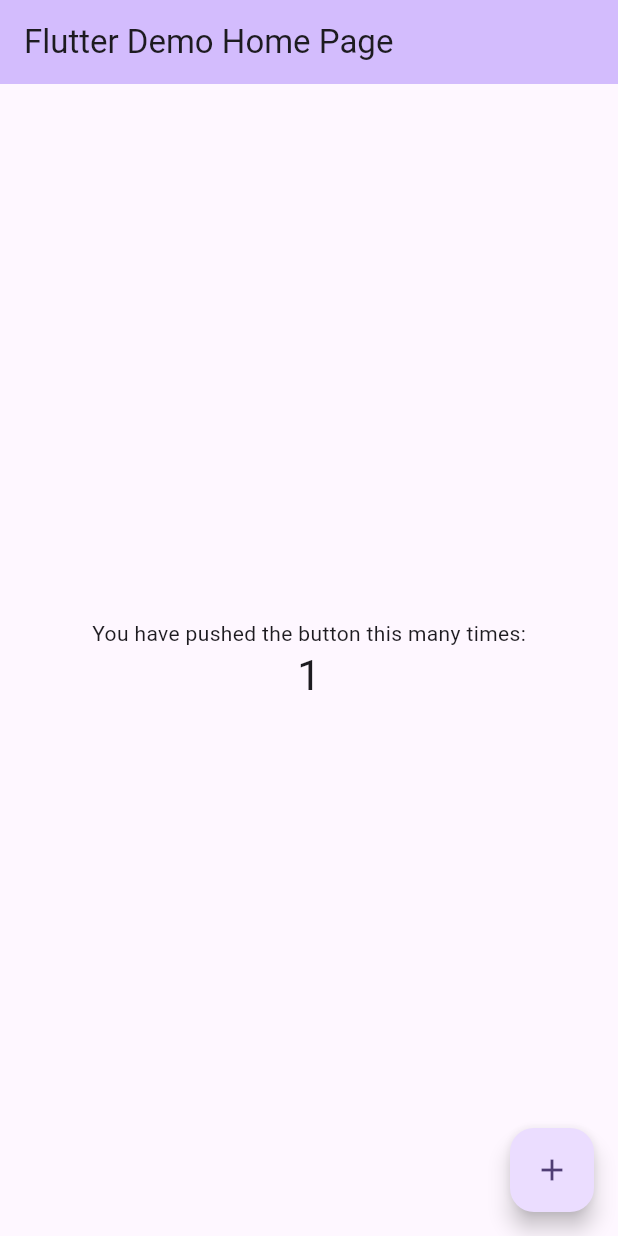
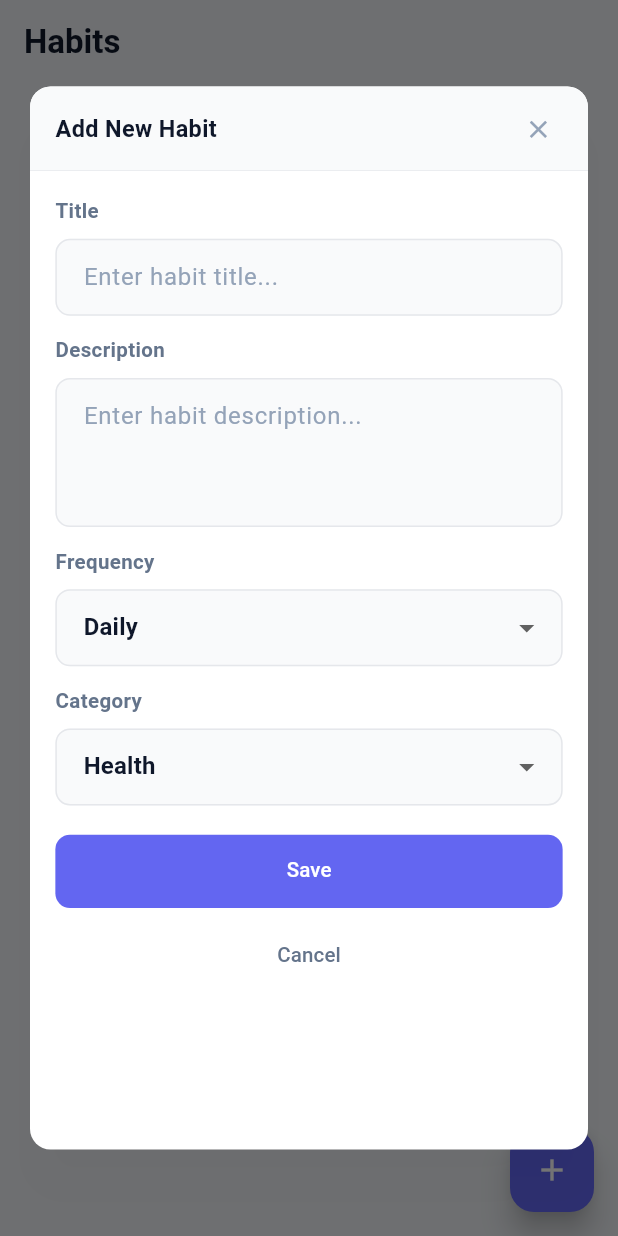
Before and after one commit to AbdulQaharRahmani/HabitTracker, a Flutter app: the screen it shows after launch, after a tap on the "add" icon, on a phone screen of 412 x 824 dp. Run offline on Flutter 3.47's test engine with Material 3 defaults, Android fonts, the phone set to English and light mode, and no system bars; our stand-ins replace flutter_screenutil.

Commit message:
#15 Add_Habit_Feature_Implementation ui designed

```diff
--- /dev/null
+++ b/mobile/lib/app/app_theme.dart
@@ -0,0 +1,205 @@
+import 'package:flutter/material.dart';
+
+class AppTheme {
+
+  /* -------------------------------------------------------------------------- */
+  /*                                Base Colors                                 */
+  /* -------------------------------------------------------------------------- */
+
+  /// App background
+  static const Color background = Color(0xFFEFF2F6);
+
+  /// Cards, sheets, tiles
+  static const Color surface = Color(0xFFFFFFFF);
+
+  /// TextFields, search bars
+  static const Color inputBackground = Color(0xFFF9FAFB);
+
+  /// Primary brand color
+  static const Color primary = Color(0xFF6366F1);
+
+  /// Borders & dividers
+  static const Color border = Color(0xFFE5E7EB);
+
+  /// Shadows (cards, FAB)
+  static const Color shadow = Color(0x14000000);
+
+  /* -------------------------------------------------------------------------- */
+  /*                                 Text Colors                                 */
+  /* -------------------------------------------------------------------------- */
+
+  static const Color textPrimary = Color(0xFF0F172A);
+  static const Color textSecondary = Color(0xFF64748B);
+  static const Color textMuted = Color(0xFF94A3B8);
+  static const Color textWhite = Color(0xFFFFFFFF);
+
+  /* -------------------------------------------------------------------------- */
+  /*                              Status & States                                */
+  /* -------------------------------------------------------------------------- */
+
+  static const Color success = Color(0xFF22C55E);
+  static const Color successBackground = Color(0xFFDCFCE7);
+
+  static const Color warning = Color(0xFFF59E0B);
+  static const Color warningBackground = Color(0xFFFFEDD5);
+
+  static const Color error = Color(0xFFEF4444);
+
+  static const Color pendingIcon = Color(0xFFF97316);
+
+  /* -------------------------------------------------------------------------- */
+  /*                                Category Chips                               */
+  /* -------------------------------------------------------------------------- */
+
+  static const Color healthBackground = Color(0xFFE0F2FE);
+  static const Color healthText = Color(0xFF0284C7);
+
+  static const Color learningBackground = Color(0xFFF3E8FF);
+  static const Color learningText = Color(0xFF7C3AED);
+
+  static const Color fitnessBackground = Color(0xFFFFF7ED);
+  static const Color fitnessText = Color(0xFFEA580C);
+
+  static const Color productivityBackground = Color(0xFFE0E7FF);
+  static const Color productivityText = Color(0xFF3730A3);
+
+  static const Color creativityBackground = Color(0xFFFEF3C7);
+  static const Color creativityText = Color(0xFFB45309);
+
+  static const Color mindfulnessBackground = Color(0xFFE5E7EB);
+  static const Color mindfulnessText = Color(0xFF475569);
+
+  /* -------------------------------------------------------------------------- */
+  /*                              Charts & Statistics                             */
+  /* -------------------------------------------------------------------------- */
+
+  static const Color chartLine = primary;
+  static const Color chartFillTop = Color(0x406366F1);
+  static const Color chartFillBottom = Color(0x006366F1);
+  static const Color chartGrid = border;
+  static const Color chartTooltipBackground = textPrimary;
+
+  /* -------------------------------------------------------------------------- */
+  /*                              Heatmap (Consistency)                           */
+  /* -------------------------------------------------------------------------- */
+
+  static const Color heatEmpty = Color(0xFFF1F5F9);
+  static const Color heatLow = Color(0xFFE0E7FF);
+  static const Color heatMedium = Color(0xFFA5B4FC);
+  static const Color heatHigh = primary;
+
+  /* -------------------------------------------------------------------------- */
+  /*                                Progress Bars                                 */
+  /* -------------------------------------------------------------------------- */
+
+  static const Color progressTrack = border;
+  static const Color progressFill = primary;
+
+  /* -------------------------------------------------------------------------- */
+  /*                                Chips & Filters                                */
+  /* -------------------------------------------------------------------------- */
+
+  static const Color filterActiveBackground = primary;
+  static const Color filterActiveText = textWhite;
+  static const Color filterInactiveBackground = surface;
+  static const Color filterInactiveText = textSecondary;
+
+  /* -------------------------------------------------------------------------- */
+  /*                              Calendar / Date Picker                           */
+  /* -------------------------------------------------------------------------- */
+
+  static const Color calendarActiveBackground = primary;
+  static const Color calendarInactiveBackground = surface;
+
+  /* -------------------------------------------------------------------------- */
+  /*                                 Floating Button                               */
+  /* -------------------------------------------------------------------------- */
+
+  static const Color fabBackground = primary;
+  static const Color fabIcon = textWhite;
+  static const Color fabShadow = Color(0x506366F1);
+
+  /* -------------------------------------------------------------------------- */
+  /*                                   Theme Data                                  */
+  /* -------------------------------------------------------------------------- */
+
+  static ThemeData lightTheme = ThemeData(
+    useMaterial3: true,
+    scaffoldBackgroundColor: background,
+    primaryColor: primary,
+
+    colorScheme: const ColorScheme.light(
+      primary: primary,
+      surface: surface,
+      error: error,
+    ),
+
+    appBarTheme: const AppBarTheme(
+      backgroundColor: background,
+      elevation: 0,
+      foregroundColor: textPrimary,
+      centerTitle: false,
+    ),
+
+    cardColor: surface,
+    dividerColor: border,
+
+    inputDecorationTheme: InputDecorationTheme(
+      filled: true,
+      fillColor: inputBackground,
+      hintStyle: const TextStyle(color: textMuted),
+      contentPadding: const EdgeInsets.symmetric(horizontal: 16, vertical: 14),
+      border: OutlineInputBorder(
+        borderRadius: BorderRadius.circular(14),
+        borderSide: const BorderSide(color: border),
+      ),
+      enabledBorder: OutlineInputBorder(
+        borderRadius: BorderRadius.circular(14),
+        borderSide: const BorderSide(color: border),
+      ),
+      focusedBorder: OutlineInputBorder(
+        borderRadius: BorderRadius.circular(14),
+        borderSide: const BorderSide(color: primary, width: 1.5),
+      ),
+    ),
+
+    elevatedButtonTheme: ElevatedButtonThemeData(
+      style: ElevatedButton.styleFrom(
+        backgroundColor: primary,
+        foregroundColor: textWhite,
+        elevation: 0,
+        padding: const EdgeInsets.symmetric(vertical: 14, horizontal: 20),
+        shape: RoundedRectangleBorder(
+          borderRadius: BorderRadius.circular(14),
+        ),
+      ),
+    ),
+
+    floatingActionButtonTheme: const FloatingActionButtonThemeData(
+      backgroundColor: fabBackground,
+      foregroundColor: fabIcon,
+      elevation: 8,
+    ),
+
+    textTheme: const TextTheme(
+      titleLarge: TextStyle(
+        fontSize: 22,
+        fontWeight: FontWeight.bold,
+        color: textPrimary,
+      ),
+      titleMedium: TextStyle(
+        fontSize: 16,
+        fontWeight: FontWeight.w600,
+        color: textPrimary,
+      ),
+      bodyMedium: TextStyle(
+        fontSize: 14,
+        color: textSecondary,
+      ),
+      bodySmall: TextStyle(
+        fontSize: 12,
+        color: textMuted,
+      ),
+    ),
+  );
+}
--- /dev/null
+++ b/mobile/lib/features/add_habit_model.dart
@@ -0,0 +1,12 @@
+class HabitData {
+  final String title;
+  final String description;
+  final String frequency;
+  final String category;
+  HabitData({
+    required this.title,
+    required this.description,
+    required this.frequency,
+    required this.category,
+  });
+}
--- a/mobile/lib/main.dart
+++ b/mobile/lib/main.dart
@@ -1,4 +1,8 @@
 import 'package:flutter/material.dart';
+import 'package:flutter_screenutil/flutter_screenutil.dart';
+import 'package:habit_tracker/screans/add_habit.dart';
+import 'app/app_theme.dart';
+import 'features/add_habit_model.dart';
 
 void main() {
   runApp(const MyApp());
@@ -7,114 +11,67 @@ void main() {
 class MyApp extends StatelessWidget {
   const MyApp({super.key});
 
-  // This widget is the root of your application.
+  // Initialize ScreenUtil for responsive sizing.
+  // Use a designSize that matches your UI design (example: iPhone 12/13 size).
   @override
   Widget build(BuildContext context) {
-    return MaterialApp(
-      title: 'Flutter Demo',
-      theme: ThemeData(
-        // This is the theme of your application.
-        //
-        // TRY THIS: Try running your application with "flutter run". You'll see
-        // the application has a purple toolbar. Then, without quitting the app,
-        // try changing the seedColor in the colorScheme below to Colors.green
-        // and then invoke "hot reload" (save your changes or press the "hot
-        // reload" button in a Flutter-supported IDE, or press "r" if you used
-        // the command line to start the app).
-        //
-        // Notice that the counter didn't reset back to zero; the application
-        // state is not lost during the reload. To reset the state, use hot
-        // restart instead.
-        //
-        // This works for code too, not just values: Most code changes can be
-        // tested with just a hot reload.
-        colorScheme: .fromSeed(seedColor: Colors.deepPurple),
-      ),
-      home: const MyHomePage(title: 'Flutter Demo Home Page'),
+    return ScreenUtilInit(
+      designSize: const Size(390, 844),
+      minTextAdapt: true,
+      builder: (context, child) {
+        return MaterialApp(
+          title: 'Habit Tracker',
+          debugShowCheckedModeBanner: false,
+          theme: AppTheme.lightTheme,
+          home: const Home(),
+        );
+      },
     );
   }
 }
 
-class MyHomePage extends StatefulWidget {
-  const MyHomePage({super.key, required this.title});
-
-  // This widget is the home page of your application. It is stateful, meaning
-  // that it has a State object (defined below) that contains fields that affect
-  // how it looks.
-
-  // This class is the configuration for the state. It holds the values (in this
-  // case the title) provided by the parent (in this case the App widget) and
-  // used by the build method of the State. Fields in a Widget subclass are
-  // always marked "final".
-
-  final String title;
+class Home extends StatefulWidget {
+  const Home({super.key});
 
   @override
-  State<MyHomePage> createState() => _MyHomePageState();
+  State<Home> createState() => _HomeState();
 }
 
-class _MyHomePageState extends State<MyHomePage> {
-  int _counter = 0;
-
-  void _incrementCounter() {
-    setState(() {
-      // This call to setState tells the Flutter framework that something has
-      // changed in this State, which causes it to rerun the build method below
-      // so that the display can reflect the updated values. If we changed
-      // _counter without calling setState(), then the build method would not be
-      // called again, and so nothing would appear to happen.
-      _counter++;
-    });
+class _HomeState extends State<Home> {
+  void _openAddHabitDialog() {
+    AddHabitDialog.show(
+      context,
+      onSubmit: (HabitData data) {
+        // handle saved habit (persist, update state, etc.)
+        debugPrint('Saved habit: ${data.title} • ${data.frequency} • ${data.category}');
+        // Example: show a snackbar
+        ScaffoldMessenger.of(context).showSnackBar(
+          SnackBar(
+            content: Text('Saved: "${data.title}"'),
+            backgroundColor: AppTheme.successBackground,
+            behavior: SnackBarBehavior.floating,
+          ),
+        );
+      },
+    );
   }
 
   @override
   Widget build(BuildContext context) {
-    // This method is rerun every time setState is called, for instance as done
-    // by the _incrementCounter method above.
-    //
-    // The Flutter framework has been optimized to make rerunning build methods
-    // fast, so that you can just rebuild anything that needs updating rather
-    // than having to individually change instances of widgets.
     return Scaffold(
+      backgroundColor: AppTheme.background,
       appBar: AppBar(
-        // TRY THIS: Try changing the color here to a specific color (to
-        // Colors.amber, perhaps?) and trigger a hot reload to see the AppBar
-        // change color while the other colors stay the same.
-        backgroundColor: Theme.of(context).colorScheme.inversePrimary,
-        // Here we take the value from the MyHomePage object that was created by
-        // the App.build method, and use it to set our appbar title.
-        title: Text(widget.title),
+        backgroundColor: AppTheme.background,
+        elevation: 0,
+        title: const Text('Habits'),
       ),
-      body: Center(
-        // Center is a layout widget. It takes a single child and positions it
-        // in the middle of the parent.
-        child: Column(
-          // Column is also a layout widget. It takes a list of children and
-          // arranges them vertically. By default, it sizes itself to fit its
-          // children horizontally, and tries to be as tall as its parent.
-          //
-          // Column has various properties to control how it sizes itself and
-          // how it positions its children. Here we use mainAxisAlignment to
-          // center the children vertically; the main axis here is the vertical
-          // axis because Columns are vertical (the cross axis would be
-          // horizontal).
-          //
-          // TRY THIS: Invoke "debug painting" (choose the "Toggle Debug Paint"
-          // action in the IDE, or press "p" in the console), to see the
-          // wireframe for each widget.
-          mainAxisAlignment: .center,
-          children: [
-            const Text('You have pushed the button this many times:'),
-            Text(
-              '$_counter',
-              style: Theme.of(context).textTheme.headlineMedium,
-            ),
-          ],
-        ),
+      body: const Center(
+        child: Text('Tap + to add a new habit'),
       ),
       floatingActionButton: FloatingActionButton(
-        onPressed: _incrementCounter,
-        tooltip: 'Increment',
+        backgroundColor: AppTheme.fabBackground,
+        foregroundColor: AppTheme.fabIcon,
+        onPressed: _openAddHabitDialog,
         child: const Icon(Icons.add),
       ),
     );
--- /dev/null
+++ b/mobile/lib/screans/add_habit.dart
@@ -0,0 +1,278 @@
+import 'package:flutter/material.dart';
+import 'package:flutter_screenutil/flutter_screenutil.dart';
+import '../app/app_theme.dart';
+import '../features/add_habit_model.dart';
+
+class AddHabitDialog {
+  static Future<void> show(
+      BuildContext context, {
+        required void Function(HabitData data) onSubmit,
+        bool barrierDismissible = true,
+      }) async {
+    final maxWidth = MediaQuery.of(context).size.width * 0.92;
+    final dialogWidth = maxWidth > 420 ? 420.0 : maxWidth;
+
+    await showDialog(
+      context: context,
+      barrierDismissible: barrierDismissible,
+      builder: (_) => Dialog(
+        insetPadding: const EdgeInsets.symmetric(horizontal: 20, vertical: 24),
+        backgroundColor: Colors.transparent,
+        child: Center(
+          child: ConstrainedBox(
+            constraints: BoxConstraints(
+              maxWidth: dialogWidth,
+              // limit the dialog height to a percentage of the screen so it can scroll when needed
+              maxHeight: MediaQuery.of(context).size.height * 0.86,
+            ),
+            child: Material(
+              borderRadius: BorderRadius.circular(14.r),
+              elevation: 14,
+              color: AppTheme.surface,
+              shadowColor: AppTheme.shadow,
+              child: Column(
+                mainAxisSize: MainAxisSize.min,
+                children: [
+                  // Header (fixed)
+                  Container(
+                    padding: EdgeInsets.symmetric(horizontal: 16.w, vertical: 12.h),
+                    decoration: BoxDecoration(
+                      color: AppTheme.inputBackground,
+                      borderRadius: BorderRadius.vertical(top: Radius.circular(14.r)),
+                      border: Border(
+                        bottom: BorderSide(color: AppTheme.border, width: 0.5),
+                      ),
+                    ),
+                    child: Row(
+                      children: [
+                        Expanded(
+                          child: Text(
+                            'Add New Habit',
+                            style: TextStyle(
+                              fontSize: 16.sp,
+                              fontWeight: FontWeight.w700,
+                              color: AppTheme.textPrimary,
+                            ),
+                          ),
+                        ),
+                        InkWell(
+                          borderRadius: BorderRadius.circular(18.r),
+                          onTap: () => Navigator.of(context).pop(),
+                          child: Padding(
+                            padding: EdgeInsets.all(6.w),
+                            child: Icon(Icons.close, size: 20.sp, color: AppTheme.textMuted),
+                          ),
+                        ),
+                      ],
+                    ),
+                  ),
+
+                  // Body (scrollable)
+                  // Use Expanded so the body gets available space and becomes scrollable if content
+                  // is larger than the constrained maxHeight above.
+                  Expanded(
+                    child: SingleChildScrollView(
+                      padding: EdgeInsets.symmetric(horizontal: 16.w, vertical: 18.h),
+                      child: _AddHabitForm(
+                        onSubmit: (data) {
+                          onSubmit(data);
+                          Navigator.of(context).pop();
+                        },
+                      ),
+                    ),
+                  ),
+
+                  // Optional small bottom spacing
+                  SizedBox(height: 8.h),
+                ],
+              ),
+            ),
+          ),
+        ),
+      ),
+    );
+  }
+}
+
+/// Internal stateful form used by the dialog. It's responsive via ScreenUtil.
+class _AddHabitForm extends StatefulWidget {
+  final void Function(HabitData data) onSubmit;
+  final bool loading;
+
+  const _AddHabitForm({
+    required this.onSubmit,
+    this.loading = false,
+  });
+
+  @override
+  State<_AddHabitForm> createState() => _AddHabitFormState();
+}
+
+class _AddHabitFormState extends State<_AddHabitForm> {
+  final _formKey = GlobalKey<FormState>();
+  final _titleCtl = TextEditingController();
+  final _descCtl = TextEditingController();
+
+  final _frequencies = ['Daily', 'Weekly', 'Monthly', 'Custom'];
+  final _categories = ['Health', 'Productivity', 'Learning', 'Mindfulness'];
+
+  String _frequency = 'Daily';
+  String _category = 'Health';
+  bool _loading = false;
+
+  @override
+  void dispose() {
+    _titleCtl.dispose();
+    _descCtl.dispose();
+    super.dispose();
+  }
+
+  void _submit() async {
+    if (!_formKey.currentState!.validate()) return;
+
+    setState(() => _loading = true);
+
+    // Simulate save delay — replace with real save call as needed.
+    await Future.delayed(const Duration(milliseconds: 450));
+
+    final data = HabitData(
+      title: _titleCtl.text.trim(),
+      description: _descCtl.text.trim(),
+      frequency: _frequency,
+      category: _category,
+    );
+
+    if (mounted) {
+      widget.onSubmit(data);
+    }
+  }
+
+  InputDecoration _fieldDecoration({String? hint}) {
+    return InputDecoration(
+      hintText: hint,
+      filled: true,
+      fillColor: AppTheme.inputBackground,
+      contentPadding: EdgeInsets.symmetric(horizontal: 14.w, vertical: 14.h),
+      border: OutlineInputBorder(
+        borderRadius: BorderRadius.circular(10.r),
+        borderSide: BorderSide(color: AppTheme.border),
+      ),
+      enabledBorder: OutlineInputBorder(
+        borderRadius: BorderRadius.circular(10.r),
+        borderSide: BorderSide(color: AppTheme.border),
+      ),
+      focusedBorder: OutlineInputBorder(
+        borderRadius: BorderRadius.circular(10.r),
+        borderSide: BorderSide(color: AppTheme.primary, width: 1.5.w),
+      ),
+    );
+  }
+
+  TextStyle _labelStyle() {
+    return TextStyle(
+      color: AppTheme.textSecondary,
+      fontWeight: FontWeight.w600,
+      fontSize: 14.sp,
+    );
+  }
+
+  @override
+  Widget build(BuildContext context) {
+    return Form(
+      key: _formKey,
+      child: Column(
+        crossAxisAlignment: CrossAxisAlignment.stretch,
+        children: [
+          // Title
+          Text('Title', style: _labelStyle()),
+          SizedBox(height: 8.h),
+          TextFormField(
+            controller: _titleCtl,
+            decoration: _fieldDecoration(hint: 'Enter habit title...'),
+            validator: (v) => v == null || v.trim().isEmpty ? 'Please enter a title' : null,
+            textInputAction: TextInputAction.next,
+          ),
+          SizedBox(height: 14.h),
+
+          // Description
+          Text('Description', style: _labelStyle()),
+          SizedBox(height: 8.h),
+          TextFormField(
+            controller: _descCtl,
+            minLines: 3,
+            maxLines: 6,
+            decoration: _fieldDecoration(hint: 'Enter habit description...'),
+            keyboardType: TextInputType.multiline,
+          ),
+          SizedBox(height: 14.h),
+
+          // Frequency
+          Text('Frequency', style: _labelStyle()),
+          SizedBox(height: 8.h),
+          DropdownButtonFormField<String>(
+            value: _frequency,
+            decoration: _fieldDecoration(),
+            items: _frequencies.map((f) => DropdownMenuItem(value: f, child: Text(f))).toList(),
+            onChanged: (v) {
+              if (v == null) return;
+              setState(() => _frequency = v);
+            },
+          ),
+          SizedBox(height: 14.h),
+
+          // Category
+          Text('Category', style: _labelStyle()),
+          SizedBox(height: 8.h),
+          DropdownButtonFormField<String>(
+            value: _category,
+            decoration: _fieldDecoration(),
+            items: _categories.map((c) => DropdownMenuItem(value: c, child: Text(c))).toList(),
+            onChanged: (v) {
+              if (v == null) return;
+              setState(() => _category = v);
+            },
+          ),
+          SizedBox(height: 20.h),
+
+          // Save button
+          SizedBox(
+            height: 50.h,
+            child: ElevatedButton(
+              onPressed: _loading ? null : _submit,
+              style: ElevatedButton.styleFrom(
+                backgroundColor: AppTheme.primary,
+                foregroundColor: AppTheme.textWhite,
+                shape: RoundedRectangleBorder(
+                  borderRadius: BorderRadius.circular(10.r),
+                ),
+                elevation: 0,
+              ),
+              child: _loading
+                  ? SizedBox(
+                width: 14.w,
+                height: 14.h,
+                child: CircularProgressIndicator(
+                  strokeWidth: 2.w,
+                  valueColor: const AlwaysStoppedAnimation<Color>(Colors.white),
+                ),
+              )
+                  : Text('Save', style: TextStyle(fontSize: 14.sp)),
+            ),
+          ),
+
+          SizedBox(height: 8.h),
+
+          // Cancel
+          TextButton(
+            onPressed: _loading ? null : () => Navigator.of(context).pop(),
+            style: TextButton.styleFrom(
+              foregroundColor: AppTheme.textSecondary,
+              padding: EdgeInsets.zero,
+            ),
+            child: Text('Cancel', style: TextStyle(fontSize: 14.sp)),
+          ),
+        ],
+      ),
+    );
+  }
+}
--- a/mobile/pubspec.yaml
+++ b/mobile/pubspec.yaml
@@ -19,7 +19,7 @@ publish_to: 'none' # Remove this line if you wish to publish to pub.dev
 version: 1.0.0+1
 
 environment:
-  sdk: ^3.10.4
+  sdk: ^3.9.4
 
 # Dependencies specify other packages that your package needs in order to work.
 # To automatically upgrade your package dependencies to the latest versions
@@ -34,7 +34,7 @@ dependencies:
   # The following adds the Cupertino Icons font to your application.
   # Use with the CupertinoIcons class for iOS style icons.
   cupertino_icons: ^1.0.8
-
+  flutter_screenutil:
 dev_dependencies:
   flutter_test:
     sdk: flutter
```
Also changed, not shown: mobile/pubspec.lock.
